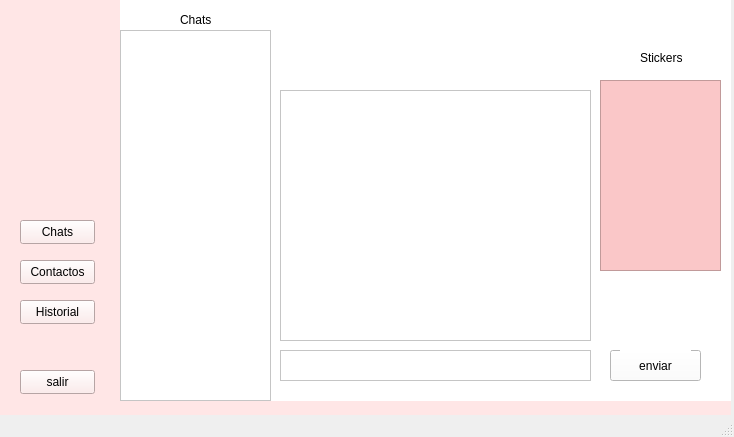
The window that mainwindow.ui (Scastelar/Chat) describes before a commit, drawn with Qt 5.
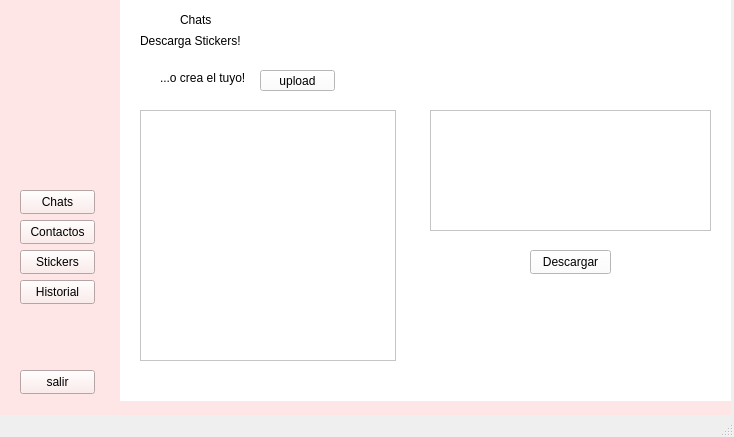
The same window after the commit. Icons and pictures are not drawn.

Commit message: Descarga de stickers

The edit to the form file:
```diff
--- a/mainwindow.ui
+++ b/mainwindow.ui
@@ -600,7 +600,7 @@
         <property name="geometry">
          <rect>
           <x>20</x>
-          <y>260</y>
+          <y>220</y>
           <width>75</width>
           <height>24</height>
          </rect>
@@ -613,7 +613,7 @@
         <property name="geometry">
          <rect>
           <x>20</x>
-          <y>220</y>
+          <y>190</y>
           <width>75</width>
           <height>24</height>
          </rect>
@@ -667,7 +667,7 @@
          <string notr="true">background-color: rgb(255, 255, 255);</string>
         </property>
         <property name="currentIndex">
-         <number>0</number>
+         <number>3</number>
         </property>
         <widget class="QWidget" name="page_7">
          <widget class="QLabel" name="labelAvatarContacto">
@@ -983,6 +983,101 @@
           </property>
          </widget>
         </widget>
+        <widget class="QWidget" name="page_10">
+         <widget class="QLabel" name="label_22">
+          <property name="geometry">
+           <rect>
+            <x>20</x>
+            <y>0</y>
+            <width>261</width>
+            <height>41</height>
+           </rect>
+          </property>
+          <property name="styleSheet">
+           <string notr="true">font: 600 22pt &quot;Segoe UI&quot;;</string>
+          </property>
+          <property name="text">
+           <string>Descarga Stickers!</string>
+          </property>
+         </widget>
+         <widget class="QLabel" name="label_23">
+          <property name="geometry">
+           <rect>
+            <x>40</x>
+            <y>50</y>
+            <width>91</width>
+            <height>16</height>
+           </rect>
+          </property>
+          <property name="text">
+           <string>...o crea el tuyo!</string>
+          </property>
+         </widget>
+         <widget class="QPushButton" name="pushButton_14">
+          <property name="geometry">
+           <rect>
+            <x>140</x>
+            <y>50</y>
+            <width>75</width>
+            <height>21</height>
+           </rect>
+          </property>
+          <property name="text">
+           <string>upload</string>
+          </property>
+         </widget>
+         <widget class="QScrollArea" name="scrollAreaPrevisualizacion">
+          <property name="geometry">
+           <rect>
+            <x>310</x>
+            <y>90</y>
+            <width>281</width>
+            <height>121</height>
+           </rect>
+          </property>
+          <property name="widgetResizable">
+           <bool>true</bool>
+          </property>
+          <widget class="QWidget" name="scrollAreaWidgetContents_3">
+           <property name="geometry">
+            <rect>
+             <x>0</x>
+             <y>0</y>
+             <width>279</width>
+             <height>119</height>
+            </rect>
+           </property>
+           <layout class="QHBoxLayout" name="horizontalLayout_2">
+            <item>
+             <layout class="QHBoxLayout" name="layoutPrevisualizacion"/>
+            </item>
+           </layout>
+          </widget>
+         </widget>
+         <widget class="QPushButton" name="btnDescargar">
+          <property name="geometry">
+           <rect>
+            <x>410</x>
+            <y>230</y>
+            <width>81</width>
+            <height>24</height>
+           </rect>
+          </property>
+          <property name="text">
+           <string>Descargar</string>
+          </property>
+         </widget>
+         <widget class="QListWidget" name="listWidget_2">
+          <property name="geometry">
+           <rect>
+            <x>20</x>
+            <y>90</y>
+            <width>256</width>
+            <height>251</height>
+           </rect>
+          </property>
+         </widget>
+        </widget>
        </widget>
        <widget class="QLabel" name="chatLabel">
         <property name="geometry">
@@ -1005,7 +1100,7 @@
         <property name="geometry">
          <rect>
           <x>20</x>
-          <y>300</y>
+          <y>280</y>
           <width>75</width>
           <height>24</height>
          </rect>
@@ -1014,6 +1109,19 @@
          <string>Historial</string>
         </property>
        </widget>
+       <widget class="QPushButton" name="pushButton_13">
+        <property name="geometry">
+         <rect>
+          <x>20</x>
+          <y>250</y>
+          <width>75</width>
+          <height>24</height>
+         </rect>
+        </property>
+        <property name="text">
+         <string>Stickers</string>
+        </property>
+       </widget>
       </widget>
       <widget class="QWidget" name="page_6"/>
      </widget>
```
Left out of the diff: 32 changed lines with no effect on the pictures. The commit also changes 3 other files.
